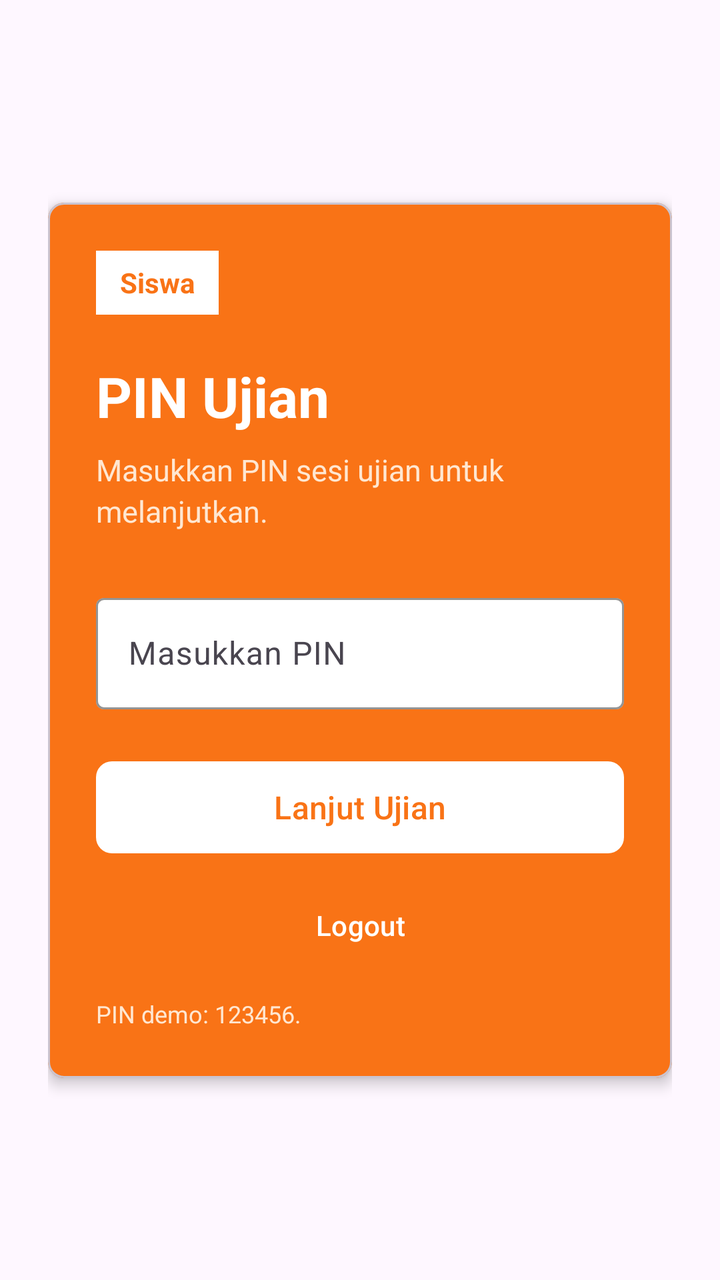
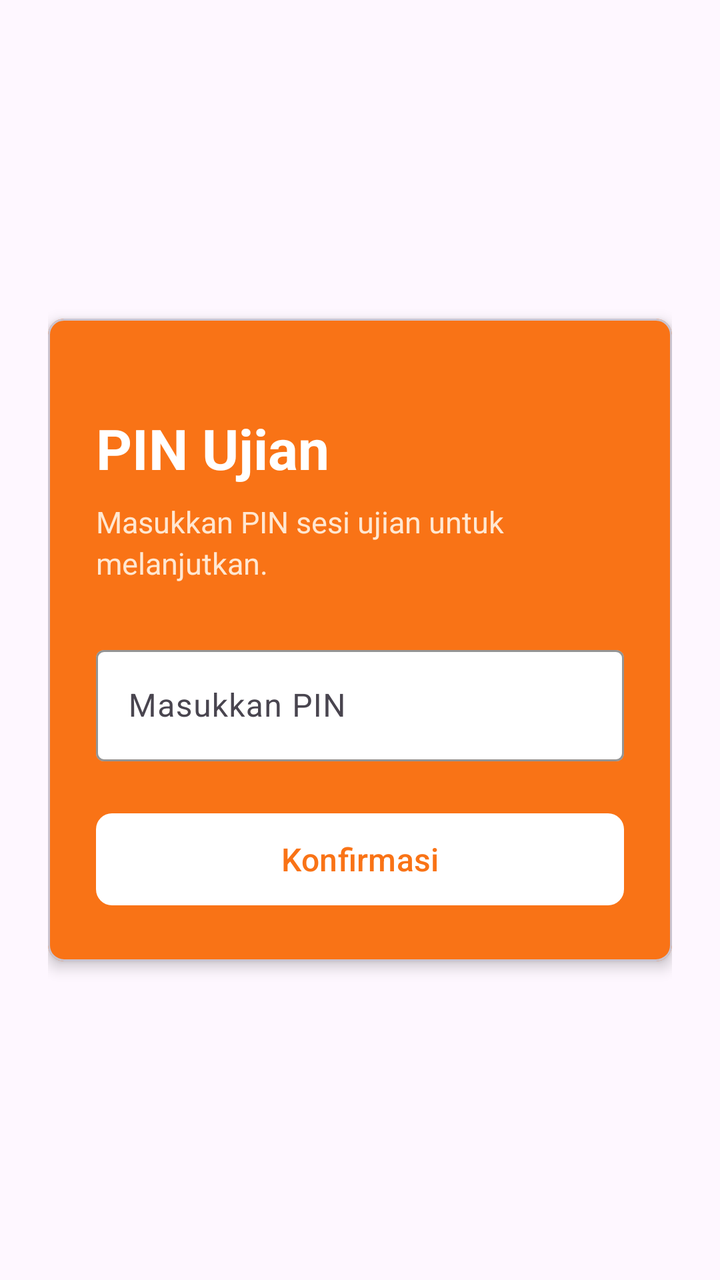

Two renders of the same Android screen: before a commit and after it. Below are the layout's source before the change and the commit's diff.
<!-- AndroidManifest.xml: application theme Theme.ExamBrowser -->
<!-- res/layout/activity_pin.xml -->
<?xml version="1.0" encoding="utf-8"?>
<ScrollView xmlns:android="http://schemas.android.com/apk/res/android"
    xmlns:app="http://schemas.android.com/apk/res-auto"
    xmlns:tools="http://schemas.android.com/tools"
    android:id="@+id/pinMain"
    android:layout_width="match_parent"
    android:layout_height="match_parent"
    android:fillViewport="true"
    tools:context=".MainActivity">

    <androidx.constraintlayout.widget.ConstraintLayout
        android:layout_width="match_parent"
        android:layout_height="wrap_content"
        android:minHeight="640dp"
        android:padding="24dp">

        <com.google.android.material.card.MaterialCardView
            android:id="@+id/pinPanel"
            android:layout_width="0dp"
            android:layout_height="wrap_content"
            app:cardBackgroundColor="@color/panel_background"
            app:cardCornerRadius="8dp"
            app:cardElevation="4dp"
            app:layout_constraintBottom_toBottomOf="parent"
            app:layout_constraintEnd_toEndOf="parent"
            app:layout_constraintStart_toStartOf="parent"
            app:layout_constraintTop_toTopOf="parent"
            app:layout_constraintWidth_max="460dp">

            <LinearLayout
                android:layout_width="match_parent"
                android:layout_height="wrap_content"
                android:orientation="vertical"
                android:padding="24dp">

                <TextView
                    android:layout_width="wrap_content"
                    android:layout_height="32dp"
                    android:background="@color/white"
                    android:gravity="center"
                    android:paddingHorizontal="12dp"
                    android:text="@string/student_badge"
                    android:textColor="@color/primary_blue"
                    android:textStyle="bold" />

                <TextView
                    android:id="@+id/pinTitle"
                    android:layout_width="match_parent"
                    android:layout_height="wrap_content"
                    android:layout_marginTop="22dp"
                    android:text="@string/pin_title"
                    android:textColor="@color/text_on_blue"
                    android:textSize="28sp"
                    android:textStyle="bold" />

                <TextView
                    android:id="@+id/pinSubtitle"
                    android:layout_width="match_parent"
                    android:layout_height="wrap_content"
                    android:layout_marginTop="8dp"
                    android:lineSpacingExtra="3dp"
                    android:text="@string/pin_subtitle"
                    android:textColor="@color/text_on_blue_secondary"
                    android:textSize="15sp" />

                <com.google.android.material.textfield.TextInputLayout
                    android:id="@+id/pinLayout"
                    style="@style/Widget.Material3.TextInputLayout.OutlinedBox"
                    android:layout_width="match_parent"
                    android:layout_height="wrap_content"
                    android:layout_marginTop="28dp"
                    app:boxBackgroundColor="@color/white"
                    app:boxStrokeColor="@color/white"
                    app:hintTextColor="@color/primary_blue">

                    <com.google.android.material.textfield.TextInputEditText
                        android:id="@+id/pinInput"
                        android:layout_width="match_parent"
                        android:layout_height="wrap_content"
                        android:hint="@string/pin_hint"
                        android:imeOptions="actionDone"
                        android:inputType="number"
                        android:maxLength="6"
                        android:textColor="@color/text_primary"
                        android:textColorHint="@color/text_secondary" />
                </com.google.android.material.textfield.TextInputLayout>

                <com.google.android.material.button.MaterialButton
                    android:id="@+id/pinButton"
                    android:layout_width="match_parent"
                    android:layout_height="54dp"
                    android:layout_marginTop="22dp"
                    android:text="@string/pin_button"
                    android:textAllCaps="false"
                    android:textColor="@color/primary_blue"
                    android:textSize="16sp"
                    app:backgroundTint="@color/white"
                    app:cornerRadius="8dp" />

                <com.google.android.material.button.MaterialButton
                    android:id="@+id/logoutFromPinButton"
                    style="@style/Widget.Material3.Button.TextButton"
                    android:layout_width="match_parent"
                    android:layout_height="48dp"
                    android:layout_marginTop="8dp"
                    android:text="@string/logout"
                    android:textAllCaps="false"
                    android:textColor="@color/text_on_blue" />

                <TextView
                    android:id="@+id/pinNote"
                    android:layout_width="match_parent"
                    android:layout_height="wrap_content"
                    android:layout_marginTop="12dp"
                    android:lineSpacingExtra="2dp"
                    android:text="@string/pin_note"
                    android:textColor="@color/text_on_blue_secondary"
                    android:textSize="12sp" />
            </LinearLayout>
        </com.google.android.material.card.MaterialCardView>
    </androidx.constraintlayout.widget.ConstraintLayout>
</ScrollView>
<!-- resources referenced by this layout -->
<resources>
  <color name="panel_background">#F97316</color>
  <color name="primary_blue">#F97316</color>
  <color name="text_on_blue">#FFFFFFFF</color>
  <color name="text_on_blue_secondary">#FFE7D1</color>
  <color name="text_primary">#231A13</color>
  <color name="text_secondary">#75665A</color>
  <color name="white">#FFFFFFFF</color>
  <string name="logout">Logout</string>
  <string name="pin_button">Lanjut Ujian</string>
  <string name="pin_hint">Masukkan PIN</string>
  <string name="pin_note">PIN demo: 123456.</string>
  <string name="pin_subtitle">Masukkan PIN sesi ujian untuk melanjutkan.</string>
  <string name="pin_title">PIN Ujian</string>
  <string name="student_badge">Siswa</string>
  <style name="Theme.ExamBrowser" parent="Base.Theme.ExamBrowser" />
  <style name="Base.Theme.ExamBrowser" parent="Theme.Material3.DayNight.NoActionBar">
          <item name="colorPrimary">@color/primary_blue</item>
          <item name="colorSecondary">@color/primary_blue</item>
          <item name="colorAccent">@color/primary_blue</item>
          <item name="android:windowLightStatusBar">true</item>
          <item name="android:statusBarColor">@color/white</item>
          <item name="android:navigationBarColor">@color/white</item>
      </style>
</resources>

<!-- the commit's change to res/layout/activity_pin.xml (unified diff, before → after) -->
@@ -32,16 +32,6 @@
                 android:layout_height="wrap_content"
                 android:orientation="vertical"
                 android:padding="24dp">
-
-                <TextView
-                    android:layout_width="wrap_content"
-                    android:layout_height="32dp"
-                    android:background="@color/white"
-                    android:gravity="center"
-                    android:paddingHorizontal="12dp"
-                    android:text="@string/student_badge"
-                    android:textColor="@color/primary_blue"
-                    android:textStyle="bold" />
 
                 <TextView
                     android:id="@+id/pinTitle"
@@ -90,32 +80,12 @@
                     android:layout_width="match_parent"
                     android:layout_height="54dp"
                     android:layout_marginTop="22dp"
-                    android:text="@string/pin_button"
+                    android:text="Konfirmasi"
                     android:textAllCaps="false"
                     android:textColor="@color/primary_blue"
                     android:textSize="16sp"
                     app:backgroundTint="@color/white"
                     app:cornerRadius="8dp" />
-
-                <com.google.android.material.button.MaterialButton
-                    android:id="@+id/logoutFromPinButton"
-                    style="@style/Widget.Material3.Button.TextButton"
-                    android:layout_width="match_parent"
-                    android:layout_height="48dp"
-                    android:layout_marginTop="8dp"
-                    android:text="@string/logout"
-                    android:textAllCaps="false"
-                    android:textColor="@color/text_on_blue" />
-
-                <TextView
-                    android:id="@+id/pinNote"
-                    android:layout_width="match_parent"
-                    android:layout_height="wrap_content"
-                    android:layout_marginTop="12dp"
-                    android:lineSpacingExtra="2dp"
-                    android:text="@string/pin_note"
-                    android:textColor="@color/text_on_blue_secondary"
-                    android:textSize="12sp" />
             </LinearLayout>
         </com.google.android.material.card.MaterialCardView>
     </androidx.constraintlayout.widget.ConstraintLayout>
<!-- resource entries referenced after the edit -->
@@ -7,13 +7,9 @@
   <color name="text_primary">#231A13</color>
   <color name="text_secondary">#75665A</color>
   <color name="white">#FFFFFFFF</color>
-  <string name="logout">Logout</string>
-  <string name="pin_button">Lanjut Ujian</string>
   <string name="pin_hint">Masukkan PIN</string>
-  <string name="pin_note">PIN demo: 123456.</string>
   <string name="pin_subtitle">Masukkan PIN sesi ujian untuk melanjutkan.</string>
   <string name="pin_title">PIN Ujian</string>
-  <string name="student_badge">Siswa</string>
   <style name="Theme.ExamBrowser" parent="Base.Theme.ExamBrowser" />
   <style name="Base.Theme.ExamBrowser" parent="Theme.Material3.DayNight.NoActionBar">
           <item name="colorPrimary">@color/primary_blue</item>
